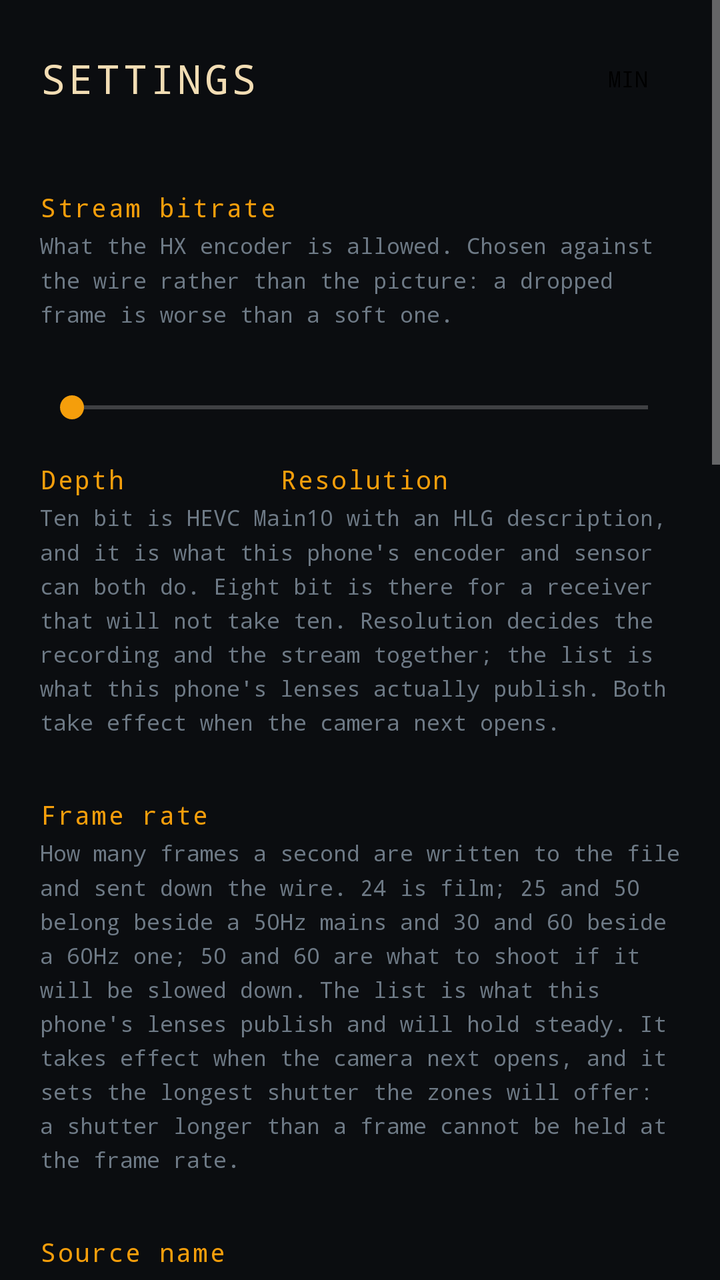
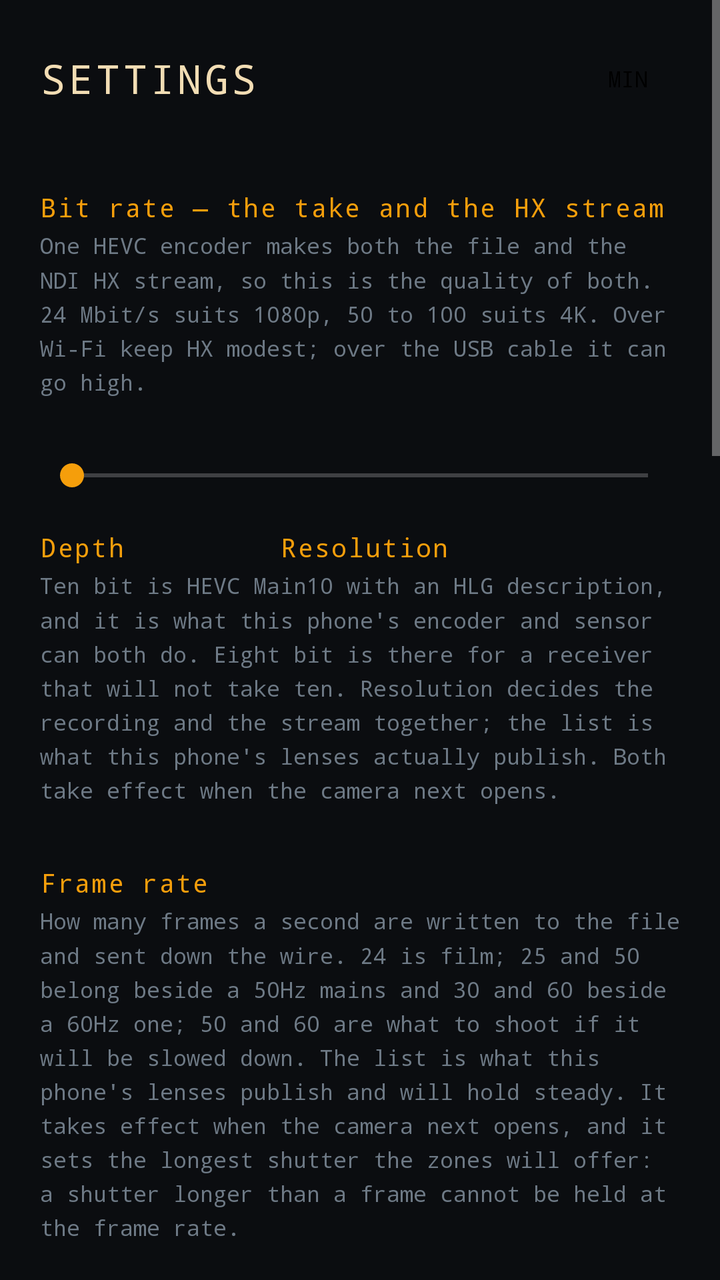

Before-and-after screenshots of an Android layout around one commit, followed by the original layout XML and the change that was made.
<!-- AndroidManifest.xml: application theme Theme.MantraNdi -->
<!-- res/layout/activity_settings.xml -->
<?xml version="1.0" encoding="utf-8"?>
<ScrollView xmlns:android="http://schemas.android.com/apk/res/android"
    android:layout_width="match_parent"
    android:layout_height="match_parent"
    android:background="@color/ink"
    android:fitsSystemWindows="true"
    android:clipToPadding="false"
    android:fillViewport="true">

    <LinearLayout
        android:layout_width="match_parent"
        android:layout_height="wrap_content"
        android:orientation="vertical"
        android:padding="20dp">

        
        <LinearLayout
            android:layout_width="match_parent"
            android:layout_height="wrap_content"
            android:orientation="horizontal"
            android:gravity="center_vertical"
            android:paddingBottom="14dp">

            <TextView
                android:layout_width="0dp"
                android:layout_height="wrap_content"
                android:layout_weight="1"
                android:text="@string/settings"
                android:textColor="@color/sand"
                android:textSize="20sp"
                android:fontFamily="monospace"
                android:letterSpacing="0.08" />

            <Button
                android:id="@+id/minimal"
                style="?android:attr/borderlessButtonStyle"
                android:layout_width="wrap_content"
                android:layout_height="wrap_content"
                android:minWidth="0dp"
                android:minHeight="0dp"
                android:paddingStart="10dp"
                android:paddingEnd="10dp"
                android:paddingTop="6dp"
                android:paddingBottom="6dp"
                android:text="@string/minimal"
                android:textAllCaps="false"
                android:textSize="11sp"
                android:fontFamily="monospace" />

            <TextView
                android:id="@+id/headerVersion"
                android:layout_width="wrap_content"
                android:layout_height="wrap_content"
                android:paddingStart="6dp"
                android:fontFamily="monospace"
                android:textSize="13sp"
                android:textColor="@color/amber" />
        </LinearLayout>

        
        <TextView style="@style/MantraLabel" android:text="@string/bitrate" />
        <TextView android:tag="hint" style="@style/MantraHint" android:text="@string/bitrate_hint" />
        <TextView
            android:id="@+id/bitRateValue"
            style="@style/MantraValue" />
        <SeekBar
            android:id="@+id/bitRate"
            android:layout_width="match_parent"
            android:layout_height="wrap_content"
            android:max="48" />

        
        <LinearLayout
            android:layout_width="match_parent"
            android:layout_height="wrap_content"
            android:orientation="horizontal"
            android:baselineAligned="false"
            android:paddingTop="18dp">

            <LinearLayout
                android:layout_width="0dp"
                android:layout_height="wrap_content"
                android:layout_weight="3"
                android:orientation="vertical">
                <TextView style="@style/MantraLabel"
                    android:paddingTop="0dp"
                    android:text="@string/depth" />
                <RadioGroup
                    android:id="@+id/depth"
                    android:layout_width="wrap_content"
                    android:layout_height="wrap_content"
                    android:orientation="horizontal" />
            </LinearLayout>

            <LinearLayout
                android:layout_width="0dp"
                android:layout_height="wrap_content"
                android:layout_weight="5"
                android:orientation="vertical">
                <TextView style="@style/MantraLabel"
                    android:paddingTop="0dp"
                    android:text="@string/resolution" />
                <RadioGroup
                    android:id="@+id/resolution"
                    android:layout_width="wrap_content"
                    android:layout_height="wrap_content"
                    android:orientation="horizontal" />
            </LinearLayout>
        </LinearLayout>

        <TextView android:tag="hint" style="@style/MantraHint"
            android:text="@string/depth_hint" />

        
        <TextView style="@style/MantraLabel" android:text="@string/frame_rate" />
        <TextView android:tag="hint" style="@style/MantraHint"
            android:text="@string/frame_rate_hint" />
        <RadioGroup
            android:id="@+id/frameRate"
            android:layout_width="wrap_content"
            android:layout_height="wrap_content"
            android:orientation="horizontal" />

        
        <TextView style="@style/MantraLabel" android:text="@string/source_name" />
        <TextView android:tag="hint" style="@style/MantraHint" android:text="@string/source_name_hint" />
        <EditText
            android:id="@+id/sourceName"
            android:layout_width="match_parent"
            android:layout_height="wrap_content"
            android:inputType="text"
            android:maxLines="1"
            android:textColor="@color/sand"
            android:textColorHint="@color/quiet"
            android:fontFamily="monospace"
            android:textSize="14sp"
            android:autofillHints="name"
            android:background="@color/surface"
            android:padding="10dp" />



        


        
        <TextView style="@style/MantraLabel" android:text="@string/focus" />
        <TextView android:tag="hint" style="@style/MantraHint" android:text="@string/focus_hint" />
        <TextView android:id="@+id/holdValue" style="@style/MantraValue" />
        <SeekBar
            android:id="@+id/hold"
            android:layout_width="match_parent"
            android:layout_height="wrap_content"
            android:max="100" />
        <TextView android:id="@+id/rackValue" style="@style/MantraValue" />
        <SeekBar
            android:id="@+id/rack"
            android:layout_width="match_parent"
            android:layout_height="wrap_content"
            android:max="100" />

        
        <TextView style="@style/MantraLabel" android:text="@string/peaking" />
        <TextView android:tag="hint" style="@style/MantraHint" android:text="@string/peaking_hint" />
        <TextView android:id="@+id/peakValue" style="@style/MantraValue" />
        <SeekBar
            android:id="@+id/peak"
            android:layout_width="match_parent"
            android:layout_height="wrap_content"
            android:max="100" />
        <RadioGroup
            android:id="@+id/peakColour"
            android:layout_width="match_parent"
            android:layout_height="wrap_content"
            android:orientation="horizontal"
            android:paddingTop="6dp" />

        
        <TextView style="@style/MantraLabel" android:text="@string/usb" />
        <TextView android:tag="hint" style="@style/MantraHint" android:text="@string/usb_hint" />
        <TextView
            android:id="@+id/usbState"
            style="@style/MantraValue"
            android:lineSpacingMultiplier="1.35"
            android:paddingBottom="8dp" />
        <Button
            android:id="@+id/usbSettings"
            style="@style/MantraKey"
            android:layout_width="match_parent"
            android:text="@string/usb_open" />
        <TextView android:tag="hint" style="@style/MantraHint" android:text="@string/usb_webcam" />

        
        <TextView style="@style/MantraLabel" android:text="@string/trace" />
        <TextView android:tag="hint" style="@style/MantraHint" android:text="@string/trace_hint" />
        <Button
            android:id="@+id/exportTrace"
            style="@style/MantraKey"
            android:layout_width="match_parent"
            android:text="@string/export_trace" />

        
        <View
            android:layout_width="match_parent"
            android:layout_height="1dp"
            android:layout_marginTop="24dp"
            android:layout_marginBottom="14dp"
            android:background="@color/slate" />

        <TextView
            android:id="@+id/about"
            android:layout_width="match_parent"
            android:layout_height="wrap_content"
            android:fontFamily="monospace"
            android:textSize="11sp"
            android:lineSpacingMultiplier="1.35"
            android:textColor="@color/quiet"
            android:text="@string/ndi_mark" />

        <TextView
            android:id="@+id/version"
            android:layout_width="match_parent"
            android:layout_height="wrap_content"
            android:fontFamily="monospace"
            android:textSize="11sp"
            android:paddingTop="8dp"
            android:paddingBottom="20dp"
            android:textColor="@color/quiet" />
    </LinearLayout>
</ScrollView>
<!-- resources referenced by this layout -->
<resources>
  <color name="amber">#F59E0B</color>
  <color name="ink">#0B0D10</color>
  <color name="quiet">#6E7A86</color>
  <color name="sand">#F2DDB4</color>
  <color name="slate">#23303D</color>
  <color name="surface">#141A21</color>
  <string name="bitrate">Stream bitrate</string>
  <string name="bitrate_hint">What the HX encoder is allowed. Chosen against the wire rather than the picture: a dropped frame is worse than a soft one.</string>
  <string name="depth">Depth</string>
  <string name="depth_hint">Ten bit is HEVC Main10 with an HLG description, and it is what this phone\'s encoder and sensor can both do. Eight bit is there for a receiver that will not take ten. Resolution decides the recording and the stream together; the list is what this phone\'s lenses actually publish. Both take effect when the camera next opens.</string>
  <string name="export_trace">Export the trace to Downloads</string>
  <string name="focus">Focus</string>
  <string name="focus_hint">How long the director holds before it will consider moving, and how long the move itself takes. Zero rack is a snap, for anybody who wants the phone to behave like a phone.</string>
  <string name="frame_rate">Frame rate</string>
  <string name="frame_rate_hint">How many frames a second are written to the file and sent down the wire. 24 is film; 25 and 50 belong beside a 50Hz mains and 30 and 60 beside a 60Hz one; 50 and 60 are what to shoot if it will be slowed down. The list is what this phone\'s lenses publish and will hold steady. It takes effect when the camera next opens, and it sets the longest shutter the zones will offer: a shutter longer than a frame cannot be held at the frame rate.</string>
  <string name="minimal">MIN</string>
  <string name="ndi_mark">Powered by NDI®  ·  ndi.video  ·  a registered trademark of Vizrt NDI AB</string>
  <string name="peaking">Peaking</string>
  <string name="peaking_hint">How faint an edge still counts, and what colour to mark it. Monitor only; none of it reaches the stream.</string>
  <string name="resolution">Resolution</string>
  <string name="settings">SETTINGS</string>
  <string name="source_name">Source name</string>
  <string name="source_name_hint">What a receiver sees in its list. A room with three of these in it is the normal case, and \"Pixel 7\" three times is no use to anybody.</string>
  <string name="trace">The trace</string>
  <string name="trace_hint">Every step, every control change and every refusal, written as it happens. This is the only instrument that reaches a phone with no cable attached.</string>
  <string name="usb">Streaming down the cable</string>
  <string name="usb_hint">Turn USB tethering on and the phone becomes a network interface on the computer — a private link at USB speed, with none of a hall\'s Wi-Fi in the way. Full NDI at 1080p is about 125 Mbit/s, which a cable carries without noticing and a shared access point does not.</string>
  <string name="usb_open">Open the phone\'s tethering settings</string>
  <string name="usb_webcam">This app cannot be the phone\'s \"Webcam\" USB option, and no third-party app can be: that is a system app, and presenting the phone as a UVC camera needs a privileged permission with no public API behind it. It would also be a step down — UVC is 1080p30 of 8-bit YUV, and this app already makes 10-bit HEVC. The cable is worth having for its bandwidth, not for its protocol.</string>
  <style name="Theme.MantraNdi" parent="Theme.MaterialComponents.NoActionBar">
          <item name="colorPrimary">@color/amber</item>
          <item name="colorAccent">@color/amber</item>
          <item name="android:windowBackground">@color/ink</item>
      </style>
  <!-- unchanged entries left out for length: 4 -->
</resources>

<!-- the commit's change to res/layout/activity_settings.xml (unified diff, before → after) -->
@@ -67,7 +67,7 @@
             android:id="@+id/bitRate"
             android:layout_width="match_parent"
             android:layout_height="wrap_content"
-            android:max="48" />
+            android:max="98" />
 
         
         <LinearLayout
<!-- resource entries referenced after the edit -->
@@ -6,8 +6,8 @@
   <color name="sand">#F2DDB4</color>
   <color name="slate">#23303D</color>
   <color name="surface">#141A21</color>
-  <string name="bitrate">Stream bitrate</string>
-  <string name="bitrate_hint">What the HX encoder is allowed. Chosen against the wire rather than the picture: a dropped frame is worse than a soft one.</string>
+  <string name="bitrate">Bit rate — the take and the HX stream</string>
+  <string name="bitrate_hint">One HEVC encoder makes both the file and the NDI HX stream, so this is the quality of both. 24 Mbit/s suits 1080p, 50 to 100 suits 4K. Over Wi-Fi keep HX modest; over the USB cable it can go high.</string>
   <string name="depth">Depth</string>
   <string name="depth_hint">Ten bit is HEVC Main10 with an HLG description, and it is what this phone\'s encoder and sensor can both do. Eight bit is there for a receiver that will not take ten. Resolution decides the recording and the stream together; the list is what this phone\'s lenses actually publish. Both take effect when the camera next opens.</string>
   <string name="export_trace">Export the trace to Downloads</string>
